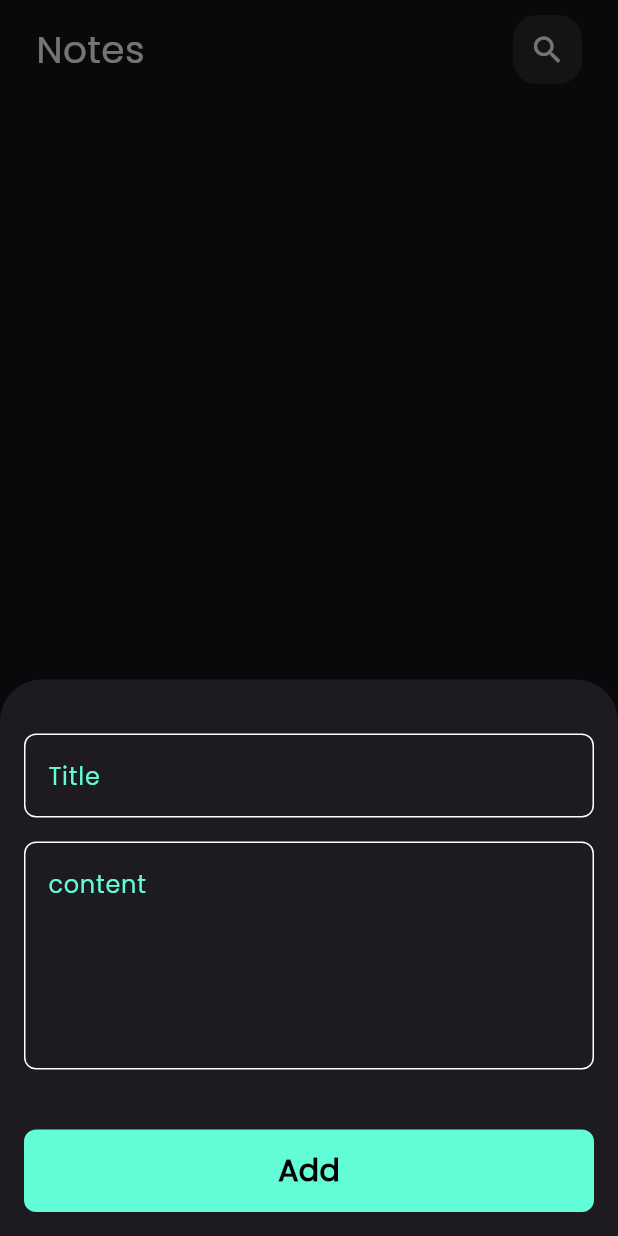
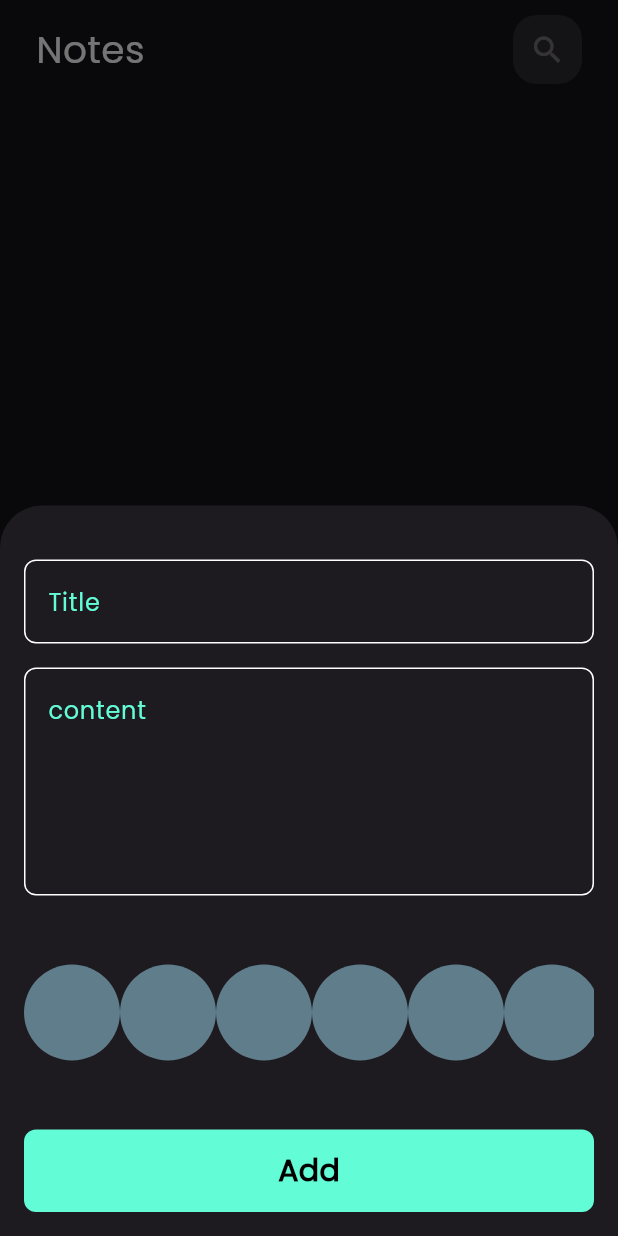
Before and after one commit to RandEthar/notes_app, a Flutter app: the screen it shows after launch, after a tap on the "add" icon, on a phone screen of 412 x 824 dp. Run offline on Flutter 3.47's test engine with Material 3 defaults, Android fonts, the phone set to English and light mode, and no system bars; our stand-ins replace bloc, flutter_bloc, font_awesome_flutter, hive, hive_flutter; accounts and stored records are empty.

Commit message:
create ListView Color Item

```diff
--- a/lib/cubits/note_cubit/note_cubit.dart
+++ b/lib/cubits/note_cubit/note_cubit.dart
@@ -1,3 +1,5 @@
+import 'dart:developer';
+
 import 'package:bloc/bloc.dart';
 import 'package:hive/hive.dart';
 import 'package:meta/meta.dart';
@@ -8,11 +10,12 @@ part 'note_state.dart';
 
 class NoteCubit extends Cubit<NoteState> {
   NoteCubit() : super(NoteInitial());
- List<NoteModel>?notes;
-  featchAllNotes() {
+   List<NoteModel>? notes;
+  fetchAllNotes() {
     var notesBox = Hive.box<NoteModel>(kNotesBox);
-    notes=notesBox.values.toList();
-    emit(NoteSuccess());
 
+    notes = notesBox.values.toList();
+    emit(NoteSuccess ());
   }
+
 }
--- a/lib/main.dart
+++ b/lib/main.dart
@@ -2,7 +2,6 @@ import 'package:flutter/material.dart';
 import 'package:flutter_bloc/flutter_bloc.dart';
 import 'package:hive_flutter/adapters.dart';
 import 'package:notes_app/constent.dart';
-import 'package:notes_app/cubits/add_notes_cubit/add_note_cubit.dart';
 import 'package:notes_app/cubits/note_cubit/note_cubit.dart';
 import 'package:notes_app/models/note_model.dart';
 import 'package:notes_app/simple_bloc_observer.dart';
--- a/lib/models/note_model.dart
+++ b/lib/models/note_model.dart
@@ -3,13 +3,13 @@ part 'note_model.g.dart';
 @HiveType(typeId: 0)
 class NoteModel extends HiveObject {
   @HiveField(0)
-  final String title;
+  String title;
   @HiveField(1)
-  final String subTitle;
+String subTitle;
   @HiveField(2)
   final String date;
   @HiveField(3)
-  final int color;
+int color;
 
   NoteModel(
       {required this.title,
--- a/lib/views/note_view.dart
+++ b/lib/views/note_view.dart
@@ -1,5 +1,7 @@
 import 'package:flutter/material.dart';
+import 'package:flutter_bloc/flutter_bloc.dart';
 import 'package:notes_app/constent.dart';
+import 'package:notes_app/cubits/note_cubit/note_cubit.dart';
 import 'package:notes_app/views/widgets/add_note_buttom_sheet.dart';
 import 'package:notes_app/views/widgets/notes_view_body.dart';
 
--- a/lib/views/widgets/add_note_buttom_sheet.dart
+++ b/lib/views/widgets/add_note_buttom_sheet.dart
@@ -14,7 +14,7 @@ class AddNoteButtomSheet extends StatelessWidget {
         child: BlocConsumer<AddNoteCubit, AddNoteState>(
             listener: (context, state) {
           if (state is AddNoteCubitSuccess) {
-             context.read<NoteCubit>().featchAllNotes();
+             context.read<NoteCubit>().fetchAllNotes();
             Navigator.of(context).pop();
 
           }
--- a/lib/views/widgets/add_note_form.dart
+++ b/lib/views/widgets/add_note_form.dart
@@ -3,8 +3,10 @@ import 'package:flutter_bloc/flutter_bloc.dart';
 import 'package:intl/intl.dart';
 import 'package:notes_app/cubits/add_notes_cubit/add_note_cubit.dart';
 import 'package:notes_app/models/note_model.dart';
+import 'package:notes_app/views/widgets/color_item.dart';
 import 'package:notes_app/views/widgets/custom_button.dart';
 import 'package:notes_app/views/widgets/custom_text_field.dart';
+import 'package:notes_app/views/widgets/list_view_color_item.dart';
 
 class AddNoteForm extends StatefulWidget {
   const AddNoteForm({
@@ -50,6 +52,10 @@ class _AddNoteFormState extends State<AddNoteForm> {
           const SizedBox(
             height: 40,
           ),
+         const ListViewColorItem(),
+             const SizedBox(
+            height: 40,
+          ),
           BlocBuilder<AddNoteCubit, AddNoteState>(
             builder: (context, state) {
               return CustomButton(
--- /dev/null
+++ b/lib/views/widgets/color_item.dart
@@ -0,0 +1,16 @@
+
+
+import 'package:flutter/material.dart';
+
+class ColorItem extends StatelessWidget {
+  const ColorItem({super.key});
+
+  @override
+  Widget build(BuildContext context) {
+    return const CircleAvatar(
+      radius: 32,
+      backgroundColor: Colors.blueGrey,
+
+    );
+  }
+}
--- a/lib/views/widgets/custom_App_bar.dart
+++ b/lib/views/widgets/custom_App_bar.dart
@@ -3,21 +3,28 @@ import 'package:notes_app/views/widgets/custom_search_icon.dart';
 
 class CustomAppBar extends StatelessWidget {
   const CustomAppBar({
-    super.key, required this.text, required this.icon,
+    super.key,
+    required this.text,
+    required this.icon,
+    this.onPressed,
   });
-   final String text;
-    final IconData icon;
+  final String text;
+  final IconData icon;
+  final void Function()? onPressed;
   @override
   Widget build(BuildContext context) {
     return Row(
       mainAxisAlignment: MainAxisAlignment.spaceBetween,
       children: [
-       Text(
+        Text(
           text,
-          style:const TextStyle(fontSize: 25, color: Colors.white),
+          style: const TextStyle(fontSize: 25, color: Colors.white),
         ),
-       const Spacer(),
-        CustomSearchIcon(icon:icon ,)
+        const Spacer(),
+        CustomSearchIcon(
+          onPressed: onPressed,
+          icon: icon,
+        )
       ],
     );
   }
--- a/lib/views/widgets/custom_listview_builder.dart
+++ b/lib/views/widgets/custom_listview_builder.dart
@@ -1,3 +1,5 @@
+import 'dart:developer';
+
 import 'package:flutter/material.dart';
 import 'package:flutter_bloc/flutter_bloc.dart';
 import 'package:notes_app/cubits/note_cubit/note_cubit.dart';
@@ -14,7 +16,8 @@ class CustomListViewBuilder extends StatelessWidget {
     return BlocBuilder<NoteCubit, NoteState>(
 
       builder: (context, state) {
-         List<NoteModel>notes=context.read<NoteCubit>().notes??[];
+         List<NoteModel>notes=context.read<NoteCubit>().notes!;
+         log("Note lenth ${notes.length}");
         return Expanded(
             child: ListView.builder(
               itemCount: notes.length,
--- a/lib/views/widgets/custom_note_item.dart
+++ b/lib/views/widgets/custom_note_item.dart
@@ -13,7 +13,7 @@ class NoteItem extends StatelessWidget {
     return GestureDetector(
       onTap: () {
         Navigator.push(context,MaterialPageRoute(builder:(context){
-           return const EditNoteView ();
+           return  EditNoteView (noteModel:noteModel ,);
         }));
       },
       child: Container(
@@ -44,7 +44,7 @@ class NoteItem extends StatelessWidget {
                     color: Colors.black,
                     onPressed: () {
                      noteModel.delete();
-                     context.read<NoteCubit>().featchAllNotes();
+                     context.read<NoteCubit>().fetchAllNotes();
                     }),
               ),
             ),
--- a/lib/views/widgets/custom_search_icon.dart
+++ b/lib/views/widgets/custom_search_icon.dart
@@ -1,8 +1,9 @@
 import 'package:flutter/material.dart';
 
 class CustomSearchIcon extends StatelessWidget {
-  const CustomSearchIcon({super.key, required this.icon});
+  const CustomSearchIcon({super.key, required this.icon, this.onPressed});
   final IconData icon;
+  final void Function()? onPressed;
   @override
   Widget build(BuildContext context) {
     return Container(
@@ -10,7 +11,8 @@ class CustomSearchIcon extends StatelessWidget {
      decoration:  BoxDecoration(
         borderRadius: BorderRadius.circular(16),
       color: Colors.white.withOpacity(.1)
-     ),child: Icon(icon,size: 24,),
+     ),child: IconButton(onPressed:onPressed,
+      icon: Icon(icon,size: 24,)),
 
 
 
--- a/lib/views/widgets/custom_text_field.dart
+++ b/lib/views/widgets/custom_text_field.dart
@@ -2,13 +2,15 @@ import 'package:flutter/material.dart';
 import 'package:notes_app/constent.dart';
 
 class CustomTextField extends StatelessWidget {
-  const CustomTextField({super.key, required this.hint,this.maxLines=1, this.onSaved});
+  const CustomTextField({super.key, required this.hint,this.maxLines=1, this.onSaved, this.onChanged});
    final String hint;
 final  int maxLines;
+final void Function(String)? onChanged;
 final void Function(String?)? onSaved;
   @override
   Widget build(BuildContext context) {
     return  TextFormField(
+      onChanged:onChanged ,
       validator: (value) {
         if (value?.isEmpty??true) {
            return "Field is required";
--- /dev/null
+++ b/lib/views/widgets/list_view_color_item.dart
@@ -0,0 +1,21 @@
+
+
+import 'package:flutter/material.dart';
+import 'package:notes_app/views/widgets/color_item.dart';
+
+class ListViewColorItem extends StatelessWidget {
+  const ListViewColorItem({super.key});
+
+  @override
+  Widget build(BuildContext context) {
+    return SizedBox(
+      height:38*2,
+      child: ListView.builder(
+        itemCount: 10,
+        scrollDirection: Axis.horizontal,
+        itemBuilder: (context,index){
+        return  ColorItem();
+      }),
+    );
+  }
+}
--- a/lib/views/widgets/notes_view_body.dart
+++ b/lib/views/widgets/notes_view_body.dart
@@ -3,8 +3,6 @@ import 'package:flutter_bloc/flutter_bloc.dart';
 import 'package:notes_app/cubits/note_cubit/note_cubit.dart';
 import 'package:notes_app/views/widgets/custom_App_bar.dart';
 import 'package:notes_app/views/widgets/custom_listview_builder.dart';
-
-
 
 class NotesViewBody extends StatefulWidget {
   const NotesViewBody({
@@ -18,22 +16,30 @@ class NotesViewBody extends StatefulWidget {
 class _NotesViewBodyState extends State<NotesViewBody> {
   @override
   void initState() {
+    context.read<NoteCubit>().fetchAllNotes();
 
     super.initState();
-    context.read<NoteCubit>().featchAllNotes();
   }
+
   @override
   Widget build(BuildContext context) {
-    return   const Padding(
-      padding:   EdgeInsets.symmetric(horizontal: 24),
-      child: Column(children: [
-       SizedBox(height: 10,),
-       CustomAppBar(text:"Notes" ,icon:Icons.search ,),
-          SizedBox(height: 20,),
-
-       CustomListViewBuilder(),
-
-      ],),
+    return const Padding(
+      padding: EdgeInsets.symmetric(horizontal: 24),
+      child: Column(
+        children: [
+          SizedBox(
+            height: 10,
+          ),
+          CustomAppBar(
+            text: "Notes",
+            icon: Icons.search,
+          ),
+          SizedBox(
+            height: 20,
+          ),
+          CustomListViewBuilder(),
+        ],
+      ),
     );
   }
 }
```
Also changed, not shown: lib/views/edit_note_view.dart (+7 -4 lines), lib/views/widgets/edit_view_body.dart (+52 -16 lines).
